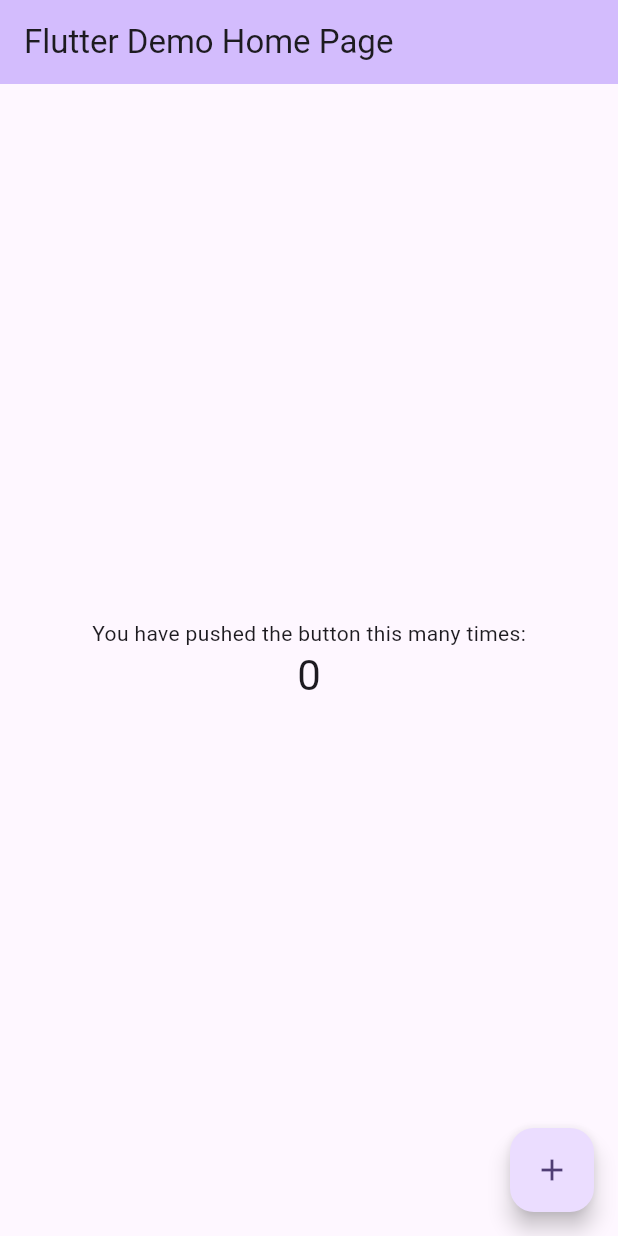
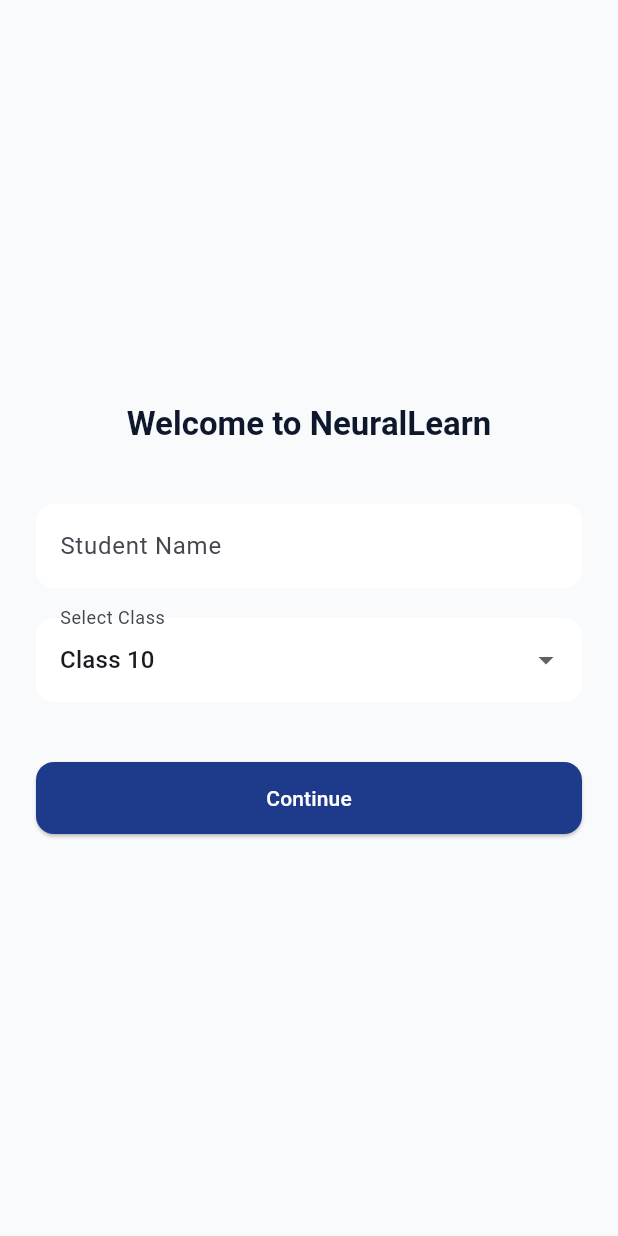
Before and after one commit to SuyashVJain/NeuralVoid, a Flutter app: the screen it shows after launch, on a phone screen of 412 x 824 dp. Run offline on Flutter 3.47's test engine with Material 3 defaults, Android fonts, the phone set to English and light mode, and no system bars.

Commit message:
Add onboarding screen and fix test file

```diff
--- /dev/null
+++ b/lib/core/theme/app_theme.dart
@@ -0,0 +1,68 @@
+// lib/core/theme/app_theme.dart
+import 'package:flutter/material.dart';
+
+class AppTheme {
+  static const Color primaryBlue = Color(0xFF1E3A8A);
+  static const Color lightBlue = Color(0xFF3B82F6);
+  static const Color backgroundColor = Color(0xFFF8FAFC);
+  static const Color textPrimary = Color(0xFF0F172A);
+  static const Color textSecondary = Color(0xFF475569);
+
+  static ThemeData lightTheme = ThemeData(
+    useMaterial3: true,
+    scaffoldBackgroundColor: backgroundColor,
+    colorScheme: ColorScheme.fromSeed(
+      seedColor: primaryBlue,
+      brightness: Brightness.light,
+    ),
+    appBarTheme: const AppBarTheme(
+      backgroundColor: Colors.transparent,
+      elevation: 0,
+      centerTitle: true,
+      titleTextStyle: TextStyle(
+        fontSize: 20,
+        fontWeight: FontWeight.w600,
+        color: textPrimary,
+      ),
+      iconTheme: IconThemeData(color: textPrimary),
+    ),
+    textTheme: const TextTheme(
+      headlineLarge: TextStyle(
+        fontSize: 28,
+        fontWeight: FontWeight.bold,
+        color: textPrimary,
+      ),
+      headlineMedium: TextStyle(
+        fontSize: 22,
+        fontWeight: FontWeight.w600,
+        color: textPrimary,
+      ),
+      bodyLarge: TextStyle(
+        fontSize: 16,
+        color: textPrimary,
+      ),
+      bodyMedium: TextStyle(
+        fontSize: 14,
+        color: textSecondary,
+      ),
+    ),
+    inputDecorationTheme: InputDecorationTheme(
+      filled: true,
+      fillColor: Colors.white,
+      border: OutlineInputBorder(
+        borderRadius: BorderRadius.circular(12),
+        borderSide: BorderSide.none,
+      ),
+    ),
+    elevatedButtonTheme: ElevatedButtonThemeData(
+      style: ElevatedButton.styleFrom(
+        backgroundColor: primaryBlue,
+        foregroundColor: Colors.white,
+        padding: const EdgeInsets.symmetric(vertical: 14),
+        shape: RoundedRectangleBorder(
+          borderRadius: BorderRadius.circular(12),
+        ),
+      ),
+    ),
+  );
+}
--- /dev/null
+++ b/lib/features/onboarding/onboarding_screen.dart
@@ -0,0 +1,77 @@
+// lib/features/onboarding/onboarding_screen.dart
+import 'package:flutter/material.dart';
+
+class OnboardingScreen extends StatefulWidget {
+  const OnboardingScreen({super.key});
+
+  @override
+  State<OnboardingScreen> createState() => _OnboardingScreenState();
+}
+
+class _OnboardingScreenState extends State<OnboardingScreen> {
+  final TextEditingController _nameController = TextEditingController();
+  String selectedClass = "Class 10";
+
+  @override
+  Widget build(BuildContext context) {
+    return Scaffold(
+      body: Padding(
+        padding: const EdgeInsets.symmetric(horizontal: 24),
+        child: Column(
+          mainAxisAlignment: MainAxisAlignment.center,
+          children: [
+            Text(
+              "Welcome to NeuralLearn",
+              style: Theme.of(context).textTheme.headlineMedium,
+              textAlign: TextAlign.center,
+            ),
+            const SizedBox(height: 40),
+
+            // Name Input
+            TextField(
+              controller: _nameController,
+              decoration: const InputDecoration(
+                labelText: "Student Name",
+              ),
+            ),
+
+            const SizedBox(height: 20),
+
+            // Class Dropdown
+            DropdownButtonFormField<String>(
+              value: selectedClass,
+              decoration: const InputDecoration(
+                labelText: "Select Class",
+              ),
+              items: const [
+                DropdownMenuItem(
+                  value: "Class 10",
+                  child: Text("Class 10"),
+                ),
+              ],
+              onChanged: (value) {
+                setState(() {
+                  selectedClass = value!;
+                });
+              },
+            ),
+
+            const SizedBox(height: 40),
+
+            // Continue Button
+            SizedBox(
+              width: double.infinity,
+              child: ElevatedButton(
+                onPressed: () {
+                  // For now just print
+                  print("Name: ${_nameController.text}");
+                },
+                child: const Text("Continue"),
+              ),
+            ),
+          ],
+        ),
+      ),
+    );
+  }
+}
--- a/lib/main.dart
+++ b/lib/main.dart
@@ -1,122 +1,21 @@
 import 'package:flutter/material.dart';
+import 'core/theme/app_theme.dart';
+import 'features/onboarding/onboarding_screen.dart';
 
 void main() {
-  runApp(const MyApp());
+  runApp(const NeuralLearnApp());
 }
 
-class MyApp extends StatelessWidget {
-  const MyApp({super.key});
+class NeuralLearnApp extends StatelessWidget {
+  const NeuralLearnApp({super.key});
 
-  // This widget is the root of your application.
   @override
   Widget build(BuildContext context) {
     return MaterialApp(
-      title: 'Flutter Demo',
-      theme: ThemeData(
-        // This is the theme of your application.
-        //
-        // TRY THIS: Try running your application with "flutter run". You'll see
-        // the application has a purple toolbar. Then, without quitting the app,
-        // try changing the seedColor in the colorScheme below to Colors.green
-        // and then invoke "hot reload" (save your changes or press the "hot
-        // reload" button in a Flutter-supported IDE, or press "r" if you used
-        // the command line to start the app).
-        //
-        // Notice that the counter didn't reset back to zero; the application
-        // state is not lost during the reload. To reset the state, use hot
-        // restart instead.
-        //
-        // This works for code too, not just values: Most code changes can be
-        // tested with just a hot reload.
-        colorScheme: .fromSeed(seedColor: Colors.deepPurple),
-      ),
-      home: const MyHomePage(title: 'Flutter Demo Home Page'),
+      debugShowCheckedModeBanner: false,
+      title: 'NeuralLearn',
+      theme: AppTheme.lightTheme,
+      home: const OnboardingScreen(),
     );
   }
 }
-
-class MyHomePage extends StatefulWidget {
-  const MyHomePage({super.key, required this.title});
-
-  // This widget is the home page of your application. It is stateful, meaning
-  // that it has a State object (defined below) that contains fields that affect
-  // how it looks.
-
-  // This class is the configuration for the state. It holds the values (in this
-  // case the title) provided by the parent (in this case the App widget) and
-  // used by the build method of the State. Fields in a Widget subclass are
-  // always marked "final".
-
-  final String title;
-
-  @override
-  State<MyHomePage> createState() => _MyHomePageState();
-}
-
-class _MyHomePageState extends State<MyHomePage> {
-  int _counter = 0;
-
-  void _incrementCounter() {
-    setState(() {
-      // This call to setState tells the Flutter framework that something has
-      // changed in this State, which causes it to rerun the build method below
-      // so that the display can reflect the updated values. If we changed
-      // _counter without calling setState(), then the build method would not be
-      // called again, and so nothing would appear to happen.
-      _counter++;
-    });
-  }
-
-  @override
-  Widget build(BuildContext context) {
-    // This method is rerun every time setState is called, for instance as done
-    // by the _incrementCounter method above.
-    //
-    // The Flutter framework has been optimized to make rerunning build methods
-    // fast, so that you can just rebuild anything that needs updating rather
-    // than having to individually change instances of widgets.
-    return Scaffold(
-      appBar: AppBar(
-        // TRY THIS: Try changing the color here to a specific color (to
-        // Colors.amber, perhaps?) and trigger a hot reload to see the AppBar
-        // change color while the other colors stay the same.
-        backgroundColor: Theme.of(context).colorScheme.inversePrimary,
-        // Here we take the value from the MyHomePage object that was created by
-        // the App.build method, and use it to set our appbar title.
-        title: Text(widget.title),
-      ),
-      body: Center(
-        // Center is a layout widget. It takes a single child and positions it
-        // in the middle of the parent.
-        child: Column(
-          // Column is also a layout widget. It takes a list of children and
-          // arranges them vertically. By default, it sizes itself to fit its
-          // children horizontally, and tries to be as tall as its parent.
-          //
-          // Column has various properties to control how it sizes itself and
-          // how it positions its children. Here we use mainAxisAlignment to
-          // center the children vertically; the main axis here is the vertical
-          // axis because Columns are vertical (the cross axis would be
-          // horizontal).
-          //
-          // TRY THIS: Invoke "debug painting" (choose the "Toggle Debug Paint"
-          // action in the IDE, or press "p" in the console), to see the
-          // wireframe for each widget.
-          mainAxisAlignment: .center,
-          children: [
-            const Text('You have pushed the button this many times:'),
-            Text(
-              '$_counter',
-              style: Theme.of(context).textTheme.headlineMedium,
-            ),
-          ],
-        ),
-      ),
-      floatingActionButton: FloatingActionButton(
-        onPressed: _incrementCounter,
-        tooltip: 'Increment',
-        child: const Icon(Icons.add),
-      ),
-    );
-  }
-}
```
Also changed, not shown: lib/core/constants/app_constants.dart (added), lib/features/ai_tutor/ai_tutor_screen.dart (added), lib/features/practice/practice_screen.dart (added), lib/features/progress/progress_screen.dart (added), lib/features/revision/revision_screen.dart (added), lib/features/subjects/subjects_screen.dart (added), lib/models/student_model.dart (added), lib/services/ai_router_service.dart (added), lib/services/storage_service.dart (added), 1 other file.
